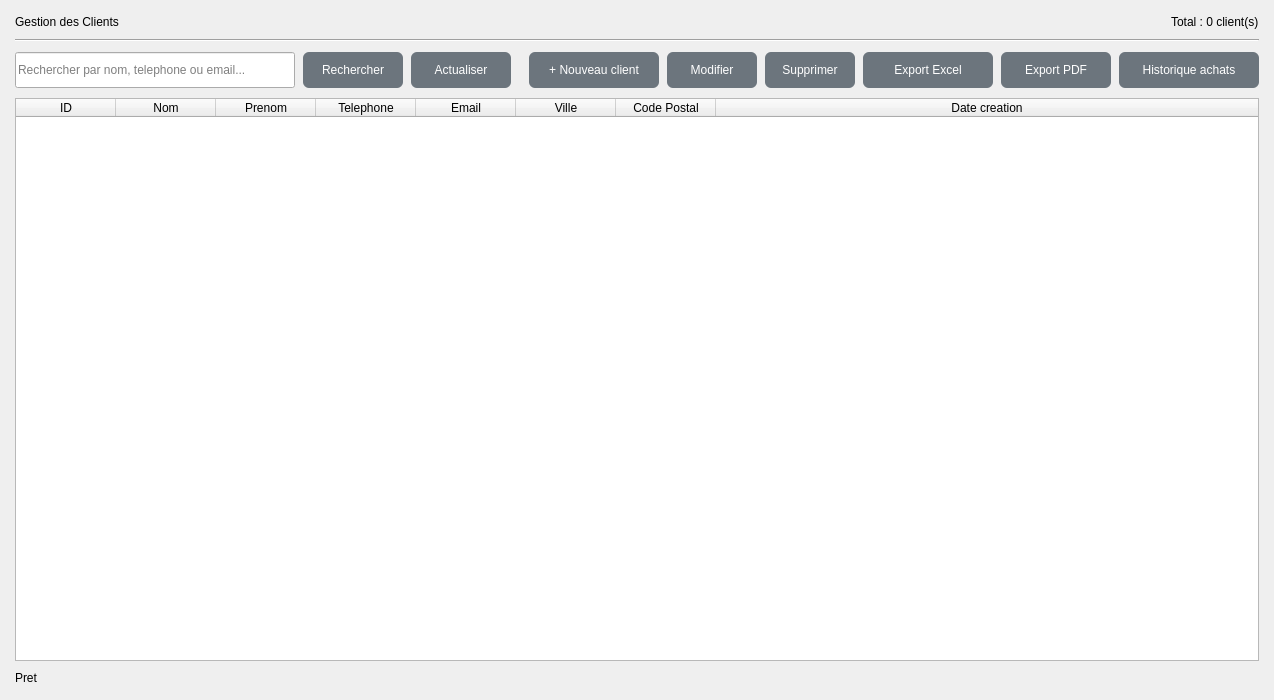
First picture: the form in views/ui/clients.ui, repository debeadama/gestion_commerciale, before the edit.
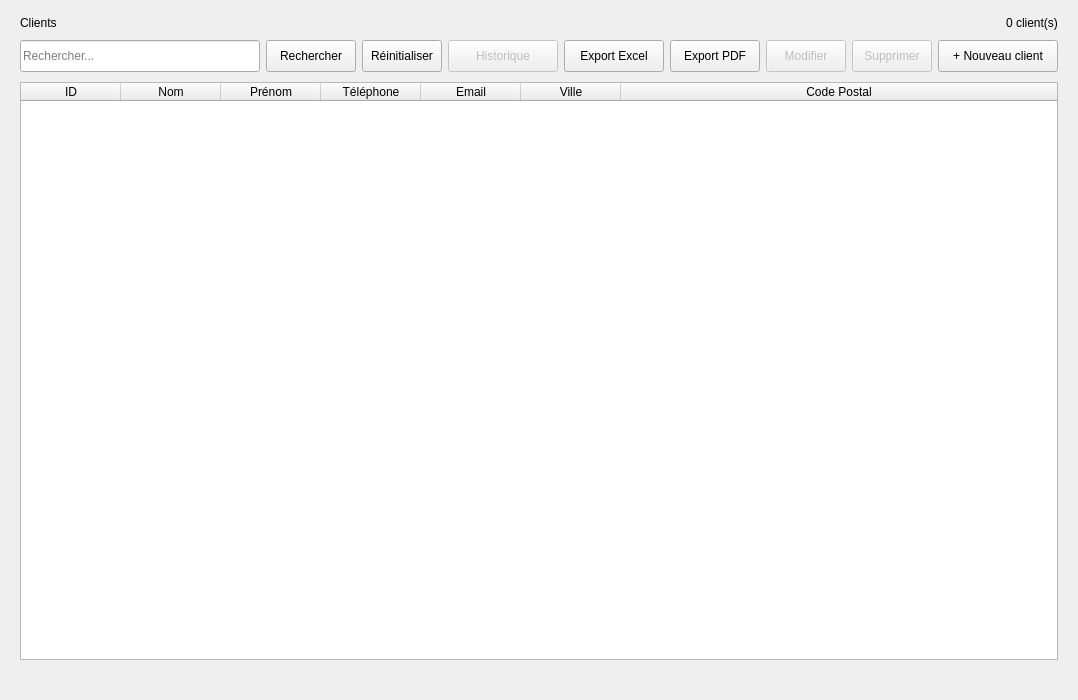
Second picture: the form after the edit.

Commit message: Refactoring complet : sécurité, UX, style et page de connexion

Patch:
```diff
--- a/views/ui/clients.ui
+++ b/views/ui/clients.ui
@@ -3,350 +3,132 @@
  <class>ClientsWidget</class>
  <widget class="QWidget" name="ClientsWidget">
   <property name="geometry">
-   <rect>
-    <x>0</x>
-    <y>0</y>
-    <width>1274</width>
-    <height>700</height>
-   </rect>
-  </property>
-  <property name="windowTitle">
-   <string>Gestion des Clients</string>
+   <rect><x>0</x><y>0</y><width>1000</width><height>700</height></rect>
   </property>
   <layout class="QVBoxLayout" name="main_layout">
-   <property name="spacing">
-    <number>10</number>
-   </property>
-   <property name="leftMargin">
-    <number>15</number>
-   </property>
-   <property name="topMargin">
-    <number>15</number>
-   </property>
-   <property name="rightMargin">
-    <number>15</number>
-   </property>
-   <property name="bottomMargin">
-    <number>15</number>
-   </property>
+   <property name="spacing"><number>10</number></property>
+   <property name="leftMargin"><number>20</number></property>
+   <property name="topMargin"><number>16</number></property>
+   <property name="rightMargin"><number>20</number></property>
+   <property name="bottomMargin"><number>16</number></property>
+
+   <!-- En-tête -->
    <item>
     <layout class="QHBoxLayout" name="header_layout">
+     <property name="spacing"><number>12</number></property>
      <item>
       <widget class="QLabel" name="lbl_titre">
-       <property name="text">
-        <string>Gestion des Clients</string>
-       </property>
+       <property name="text"><string>Clients</string></property>
       </widget>
      </item>
      <item>
-      <widget class="QWidget" name="header_spacer" native="true">
-       <property name="sizePolicy">
-        <sizepolicy hsizetype="Expanding" vsizetype="Fixed">
-         <horstretch>1</horstretch>
-         <verstretch>0</verstretch>
-        </sizepolicy>
-       </property>
-      </widget>
+      <spacer><property name="orientation"><enum>Qt::Orientation::Horizontal</enum></property><property name="sizeHint" stdset="0"><size><width>40</width><height>0</height></size></property></spacer>
      </item>
      <item>
       <widget class="QLabel" name="lbl_total">
-       <property name="text">
-        <string>Total : 0 client(s)</string>
-       </property>
+       <property name="text"><string>0 client(s)</string></property>
       </widget>
      </item>
     </layout>
    </item>
-   <item>
-    <widget class="QFrame" name="line_top">
-     <property name="frameShape">
-      <enum>QFrame::Shape::HLine</enum>
-     </property>
-     <property name="frameShadow">
-      <enum>QFrame::Shadow::Sunken</enum>
-     </property>
-    </widget>
-   </item>
+
+   <!-- Toolbar -->
    <item>
     <layout class="QHBoxLayout" name="toolbar_layout">
-     <property name="spacing">
-      <number>8</number>
-     </property>
+     <property name="spacing"><number>6</number></property>
      <item>
       <widget class="QLineEdit" name="search_input">
-       <property name="minimumSize">
-        <size>
-         <width>280</width>
-         <height>36</height>
-        </size>
-       </property>
-       <property name="placeholderText">
-        <string>Rechercher par nom, telephone ou email...</string>
-       </property>
+       <property name="minimumSize"><size><width>240</width><height>32</height></size></property>
+       <property name="maximumSize"><size><width>320</width><height>32</height></size></property>
+       <property name="placeholderText"><string>Rechercher...</string></property>
       </widget>
      </item>
      <item>
       <widget class="QPushButton" name="btn_search">
-       <property name="minimumSize">
-        <size>
-         <width>100</width>
-         <height>36</height>
-        </size>
-       </property>
-       <property name="styleSheet">
-        <string notr="true">QPushButton {
-    background-color: #6c757d;
-    color: white;
-    border-radius: 6px;
-    padding: 6px;
-}</string>
-       </property>
-       <property name="text">
-        <string>Rechercher</string>
-       </property>
+       <property name="minimumSize"><size><width>90</width><height>32</height></size></property>
+       <property name="maximumSize"><size><width>90</width><height>32</height></size></property>
+       <property name="text"><string>Rechercher</string></property>
       </widget>
      </item>
      <item>
       <widget class="QPushButton" name="btn_reset">
-       <property name="minimumSize">
-        <size>
-         <width>100</width>
-         <height>36</height>
-        </size>
-       </property>
-       <property name="styleSheet">
-        <string notr="true">QPushButton {
-    background-color: #6c757d;
-    color: white;
-    border-radius: 6px;
-    padding: 6px;
-}</string>
-       </property>
-       <property name="text">
-        <string>Actualiser</string>
-       </property>
+       <property name="minimumSize"><size><width>80</width><height>32</height></size></property>
+       <property name="maximumSize"><size><width>80</width><height>32</height></size></property>
+       <property name="text"><string>Réinitialiser</string></property>
       </widget>
      </item>
      <item>
-      <widget class="QWidget" name="toolbar_spacer" native="true">
-       <property name="sizePolicy">
-        <sizepolicy hsizetype="Expanding" vsizetype="Fixed">
-         <horstretch>1</horstretch>
-         <verstretch>0</verstretch>
-        </sizepolicy>
-       </property>
-      </widget>
+      <spacer><property name="orientation"><enum>Qt::Orientation::Horizontal</enum></property><property name="sizeHint" stdset="0"><size><width>40</width><height>0</height></size></property></spacer>
      </item>
      <item>
-      <widget class="QPushButton" name="btn_add">
-       <property name="minimumSize">
-        <size>
-         <width>130</width>
-         <height>36</height>
-        </size>
-       </property>
-       <property name="styleSheet">
-        <string notr="true">QPushButton {
-    background-color: #6c757d;
-    color: white;
-    border-radius: 6px;
-    padding: 6px;
-}</string>
-       </property>
-       <property name="text">
-        <string>+ Nouveau client</string>
-       </property>
-      </widget>
-     </item>
-     <item>
-      <widget class="QPushButton" name="btn_edit">
-       <property name="enabled">
-        <bool>false</bool>
-       </property>
-       <property name="minimumSize">
-        <size>
-         <width>90</width>
-         <height>36</height>
-        </size>
-       </property>
-       <property name="styleSheet">
-        <string notr="true">QPushButton {
-    background-color: #6c757d;
-    color: white;
-    border-radius: 6px;
-    padding: 6px;
-}</string>
-       </property>
-       <property name="text">
-        <string>Modifier</string>
-       </property>
-      </widget>
-     </item>
-     <item>
-      <widget class="QPushButton" name="btn_delete">
-       <property name="enabled">
-        <bool>false</bool>
-       </property>
-       <property name="minimumSize">
-        <size>
-         <width>90</width>
-         <height>36</height>
-        </size>
-       </property>
-       <property name="styleSheet">
-        <string notr="true">QPushButton {
-    background-color: #6c757d;
-    color: white;
-    border-radius: 6px;
-    padding: 6px;
-}</string>
-       </property>
-       <property name="text">
-        <string>Supprimer</string>
-       </property>
+      <widget class="QPushButton" name="btn_history">
+       <property name="enabled"><bool>false</bool></property>
+       <property name="minimumSize"><size><width>110</width><height>32</height></size></property>
+       <property name="maximumSize"><size><width>110</width><height>32</height></size></property>
+       <property name="text"><string>Historique</string></property>
       </widget>
      </item>
      <item>
       <widget class="QPushButton" name="btn_export_excel">
-       <property name="minimumSize">
-        <size>
-         <width>130</width>
-         <height>36</height>
-        </size>
-       </property>
-       <property name="styleSheet">
-        <string notr="true">QPushButton {
-    background-color: #6c757d;
-    color: white;
-    border-radius: 6px;
-    padding: 6px;
-}</string>
-       </property>
-       <property name="text">
-        <string>Export Excel</string>
-       </property>
+       <property name="minimumSize"><size><width>100</width><height>32</height></size></property>
+       <property name="maximumSize"><size><width>100</width><height>32</height></size></property>
+       <property name="text"><string>Export Excel</string></property>
       </widget>
      </item>
      <item>
       <widget class="QPushButton" name="btn_export_pdf">
-       <property name="minimumSize">
-        <size>
-         <width>110</width>
-         <height>36</height>
-        </size>
-       </property>
-       <property name="styleSheet">
-        <string notr="true">QPushButton {
-    background-color: #6c757d;
-    color: white;
-    border-radius: 6px;
-    padding: 6px;
-}</string>
-       </property>
-       <property name="text">
-        <string>Export PDF</string>
-       </property>
+       <property name="minimumSize"><size><width>90</width><height>32</height></size></property>
+       <property name="maximumSize"><size><width>90</width><height>32</height></size></property>
+       <property name="text"><string>Export PDF</string></property>
       </widget>
      </item>
      <item>
-      <widget class="QPushButton" name="btn_history">
-       <property name="enabled">
-        <bool>false</bool>
-       </property>
-       <property name="minimumSize">
-        <size>
-         <width>140</width>
-         <height>36</height>
-        </size>
-       </property>
-       <property name="styleSheet">
-        <string notr="true">QPushButton {
-    background-color: #6c757d;
-    color: white;
-    border-radius: 6px;
-    padding: 6px;
-}</string>
-       </property>
-       <property name="text">
-        <string>Historique achats</string>
-       </property>
+      <widget class="QPushButton" name="btn_edit">
+       <property name="enabled"><bool>false</bool></property>
+       <property name="minimumSize"><size><width>80</width><height>32</height></size></property>
+       <property name="maximumSize"><size><width>80</width><height>32</height></size></property>
+       <property name="text"><string>Modifier</string></property>
+      </widget>
+     </item>
+     <item>
+      <widget class="QPushButton" name="btn_delete">
+       <property name="enabled"><bool>false</bool></property>
+       <property name="minimumSize"><size><width>80</width><height>32</height></size></property>
+       <property name="maximumSize"><size><width>80</width><height>32</height></size></property>
+       <property name="text"><string>Supprimer</string></property>
+      </widget>
+     </item>
+     <item>
+      <widget class="QPushButton" name="btn_add">
+       <property name="minimumSize"><size><width>120</width><height>32</height></size></property>
+       <property name="maximumSize"><size><width>120</width><height>32</height></size></property>
+       <property name="text"><string>+ Nouveau client</string></property>
       </widget>
      </item>
     </layout>
    </item>
    <item>
     <widget class="QTableWidget" name="clients_table">
-     <property name="editTriggers">
-      <set>QAbstractItemView::EditTrigger::NoEditTriggers</set>
-     </property>
-     <property name="alternatingRowColors">
-      <bool>true</bool>
-     </property>
-     <property name="selectionMode">
-      <enum>QAbstractItemView::SelectionMode::SingleSelection</enum>
-     </property>
-     <property name="selectionBehavior">
-      <enum>QAbstractItemView::SelectionBehavior::SelectRows</enum>
-     </property>
-     <property name="sortingEnabled">
-      <bool>true</bool>
-     </property>
-     <property name="columnCount">
-      <number>8</number>
-     </property>
-     <attribute name="horizontalHeaderStretchLastSection">
-      <bool>true</bool>
-     </attribute>
-     <attribute name="verticalHeaderVisible">
-      <bool>false</bool>
-     </attribute>
-     <column>
-      <property name="text">
-       <string>ID</string>
-      </property>
-     </column>
-     <column>
-      <property name="text">
-       <string>Nom</string>
-      </property>
-     </column>
-     <column>
-      <property name="text">
-       <string>Prenom</string>
-      </property>
-     </column>
-     <column>
-      <property name="text">
-       <string>Telephone</string>
-      </property>
-     </column>
-     <column>
-      <property name="text">
-       <string>Email</string>
-      </property>
-     </column>
-     <column>
-      <property name="text">
-       <string>Ville</string>
-      </property>
-     </column>
-     <column>
-      <property name="text">
-       <string>Code Postal</string>
-      </property>
-     </column>
-     <column>
-      <property name="text">
-       <string>Date creation</string>
-      </property>
-     </column>
+     <property name="editTriggers"><set>QAbstractItemView::EditTrigger::NoEditTriggers</set></property>
+     <property name="alternatingRowColors"><bool>true</bool></property>
+     <property name="selectionMode"><enum>QAbstractItemView::SelectionMode::SingleSelection</enum></property>
+     <property name="selectionBehavior"><enum>QAbstractItemView::SelectionBehavior::SelectRows</enum></property>
+     <property name="sortingEnabled"><bool>true</bool></property>
+     <property name="columnCount"><number>7</number></property>
+     <attribute name="horizontalHeaderStretchLastSection"><bool>true</bool></attribute>
+     <attribute name="verticalHeaderVisible"><bool>false</bool></attribute>
+     <column><property name="text"><string>ID</string></property></column>
+     <column><property name="text"><string>Nom</string></property></column>
+     <column><property name="text"><string>Prénom</string></property></column>
+     <column><property name="text"><string>Téléphone</string></property></column>
+     <column><property name="text"><string>Email</string></property></column>
+     <column><property name="text"><string>Ville</string></property></column>
+     <column><property name="text"><string>Code Postal</string></property></column>
     </widget>
    </item>
    <item>
     <widget class="QLabel" name="status_bar">
-     <property name="text">
-      <string>Pret</string>
-     </property>
+     <property name="text"><string></string></property>
     </widget>
    </item>
   </layout>
```
Left out of the diff: 4 changed lines with no effect on the pictures. The commit also changes 34 other files.
